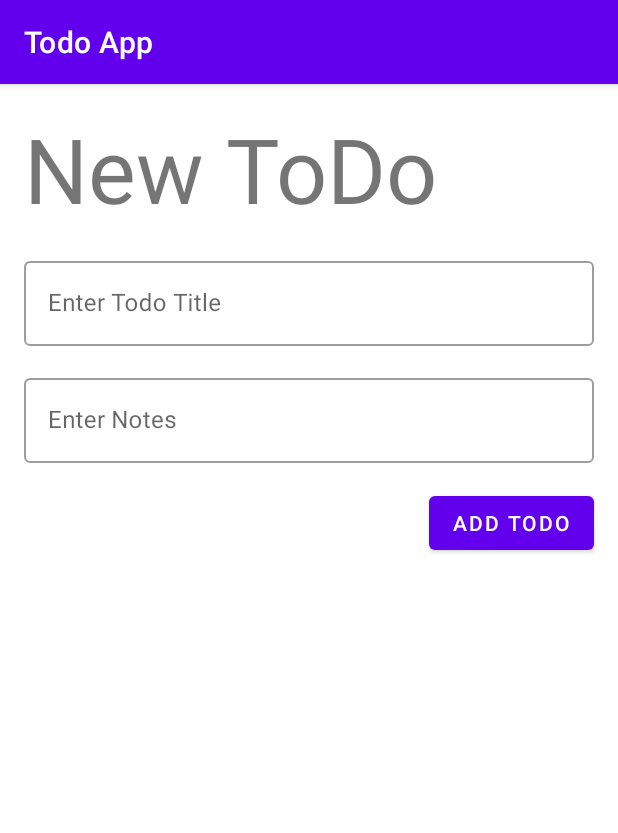
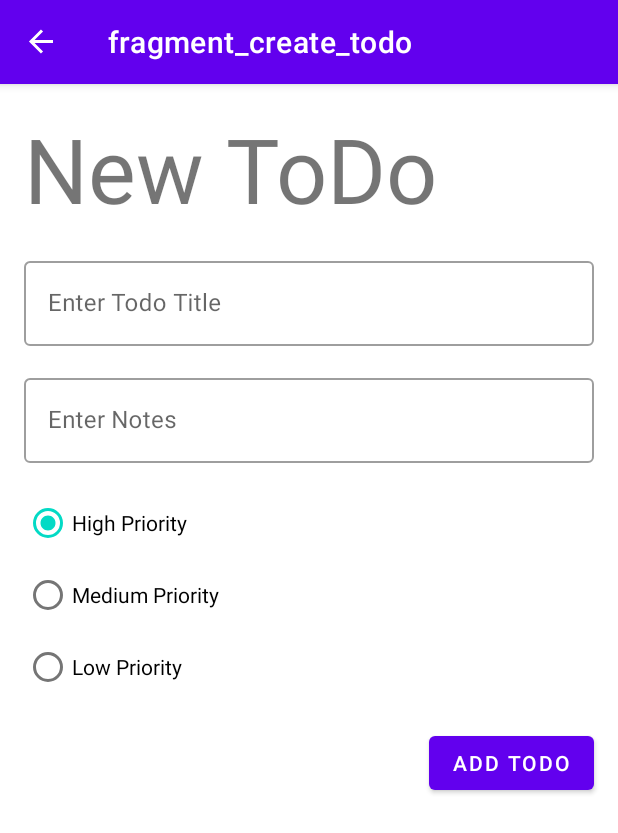
Before and after one commit to APAjaaa04/TodoApp, an Android app: the CreateTodoFragment screen opened through its navigation route, on a phone screen of 412 x 824 dp. Shown: the top 833 px of the screen. Run offline under Robolectric (Android 15) with nearby library versions, the phone set to English and light mode, and no system bars; our stand-ins replace Room's generated code, navigation-ui.

Commit message:
Week 9 Exercise

```diff
--- a/app/src/main/java/com/example/todoapp/model/Model.kt
+++ b/app/src/main/java/com/example/todoapp/model/Model.kt
@@ -9,7 +9,11 @@ data class Todo(
     @ColumnInfo(name="title")
     var title:String,
     @ColumnInfo(name="notes")
-    var notes:String
+    var notes:String,
+    @ColumnInfo(name="priority")
+    var priority:Int,
+    @ColumnInfo(name="is_done")
+    var is_done:Int
 ) {
     @PrimaryKey(autoGenerate = true)
     var uuid:Int =0
--- a/app/src/main/java/com/example/todoapp/model/TodoDao.kt
+++ b/app/src/main/java/com/example/todoapp/model/TodoDao.kt
@@ -11,7 +11,7 @@ interface TodoDao {
     @Insert(onConflict = OnConflictStrategy.REPLACE)
     fun insertAll(vararg todo:Todo)
 
-    @Query("SELECT * FROM todo")
+    @Query("SELECT * FROM todo WHERE is_done=0 ORDER BY priority DESC")
     fun selectAllTodo(): List<Todo>
 
     @Query("SELECT * FROM todo WHERE uuid= :id")
@@ -20,4 +20,9 @@ interface TodoDao {
     @Delete
     fun deleteTodo(todo:Todo)
 
+    @Query("UPDATE todo SET title=:title, notes=:notes, priority=:priority WHERE uuid = :id")
+    fun update(title:String, notes:String, priority:Int, id:Int)
+
+    @Query("UPDATE todo SET is_done=1 WHERE uuid = :id")
+    fun isDone(id:Int)
 }
--- a/app/src/main/java/com/example/todoapp/model/TodoDatabase.kt
+++ b/app/src/main/java/com/example/todoapp/model/TodoDatabase.kt
@@ -4,8 +4,11 @@ import android.content.Context
 import androidx.room.Database
 import androidx.room.Room
 import androidx.room.RoomDatabase
+import com.example.todoapp.util.DB_NAME
+import com.example.todoapp.util.MIGRATION_1_2
+import com.example.todoapp.util.MIGRATION_2_3
 
-@Database(entities = arrayOf(Todo::class), version =  1)
+@Database(entities = arrayOf(Todo::class), version =  3)
 abstract class TodoDatabase: RoomDatabase() {
     abstract fun todoDao(): TodoDao
 
@@ -17,7 +20,9 @@ abstract class TodoDatabase: RoomDatabase() {
             Room.databaseBuilder(
                 context.applicationContext,
                 TodoDatabase::class.java,
-                "newtododb").build()
+                DB_NAME)
+                .addMigrations(MIGRATION_1_2, MIGRATION_2_3)
+                .build()
         operator fun invoke(context:Context) {
             if(instance!=null) {
                 synchronized(LOCK) {
--- /dev/null
+++ b/app/src/main/java/com/example/todoapp/util/Util.kt
@@ -0,0 +1,28 @@
+package com.example.todoapp.util
+
+import android.content.Context
+import androidx.room.migration.Migration
+import androidx.sqlite.db.SupportSQLiteDatabase
+import com.example.todoapp.model.TodoDatabase
+
+val DB_NAME = "newtododb"
+
+fun buildDb(context: Context): TodoDatabase {
+    val db = TodoDatabase.buildDatabase(context)
+    return db
+}
+
+val MIGRATION_1_2 = object : Migration(1, 2) {
+    override fun migrate(database: SupportSQLiteDatabase) {
+        database.execSQL(
+            "ALTER TABLE todo ADD COLUMN priority INTEGER DEFAULT 3 not null")
+    }
+}
+
+val MIGRATION_2_3 = object : Migration(2, 3) {
+    override fun migrate(database: SupportSQLiteDatabase) {
+        database.execSQL(
+            "ALTER TABLE todo ADD COLUMN is_done INTEGER DEFAULT 0 not null")
+        //Menggunakan integer daripada menggunakan BOOLEAN karena sqlite tidak memiliki tipe data BOOLEAN
+    }
+}
--- a/app/src/main/java/com/example/todoapp/view/MainActivity.kt
+++ b/app/src/main/java/com/example/todoapp/view/MainActivity.kt
@@ -5,12 +5,22 @@ import androidx.activity.enableEdgeToEdge
 import androidx.appcompat.app.AppCompatActivity
 import androidx.core.view.ViewCompat
 import androidx.core.view.WindowInsetsCompat
+import androidx.navigation.NavController
+import androidx.navigation.fragment.NavHostFragment
+import androidx.navigation.ui.NavigationUI
 import com.example.todoapp.R
 
 class MainActivity : AppCompatActivity() {
+    private lateinit var navController: NavController
     override fun onCreate(savedInstanceState: Bundle?) {
         super.onCreate(savedInstanceState)
         setContentView(R.layout.activity_main)
+        navController = (supportFragmentManager.findFragmentById(R.id.fragmentHost) as NavHostFragment).navController
+        NavigationUI.setupActionBarWithNavController(this, navController)
 
     }
+    override fun onSupportNavigateUp(): Boolean {
+        return NavigationUI.navigateUp(navController,null)
+    }
+
 }
--- a/app/src/main/java/com/example/todoapp/view/TodoListFragment.kt
+++ b/app/src/main/java/com/example/todoapp/view/TodoListFragment.kt
@@ -15,7 +15,7 @@ import com.example.todoapp.viewmodel.ListTodoViewModel
 
 class TodoListFragment : Fragment() {
     private lateinit var viewModel: ListTodoViewModel
-    private val todoListAdapter  = TodoListAdapter(arrayListOf(),{ item -> viewModel.clearTask(item) })
+    private val todoListAdapter  = TodoListAdapter(arrayListOf(),{ item -> viewModel.isDone(item.uuid) })
     private lateinit var binding: FragmentTodoListBinding
 
     override fun onCreateView(
--- a/app/src/main/java/com/example/todoapp/viewmodel/ListTodoViewModel.kt
+++ b/app/src/main/java/com/example/todoapp/viewmodel/ListTodoViewModel.kt
@@ -5,6 +5,7 @@ import androidx.lifecycle.AndroidViewModel
 import androidx.lifecycle.MutableLiveData
 import com.example.todoapp.model.Todo
 import com.example.todoapp.model.TodoDatabase
+import com.example.todoapp.util.buildDb
 import kotlinx.coroutines.CoroutineScope
 import kotlinx.coroutines.Dispatchers
 import kotlinx.coroutines.Job
@@ -25,7 +26,7 @@ class ListTodoViewModel(application: Application)
         loadingLD.value = true
         todoLoadErrorLD.value = false
         launch {
-            val db = TodoDatabase.buildDatabase(
+            val db = buildDb(
                 getApplication()
             )
 
@@ -43,5 +44,12 @@ class ListTodoViewModel(application: Application)
             todoLD.postValue(db.todoDao().selectAllTodo())
         }
     }
+    fun isDone(uuid:Int) {
+        launch {
+            val db = buildDb(getApplication())
+            db.todoDao().isDone(uuid)
 
+            todoLD.postValue(db.todoDao().selectAllTodo())
+        }
+    }
 }
--- a/app/src/main/res/layout/fragment_create_todo.xml
+++ b/app/src/main/res/layout/fragment_create_todo.xml
@@ -11,7 +11,7 @@
         android:layout_height="match_parent">
 
         <TextView
-            android:id="@+id/textView"
+            android:id="@+id/txtJudulTodo"
             android:layout_width="wrap_content"
             android:layout_height="wrap_content"
             android:layout_marginStart="16dp"
@@ -31,7 +31,7 @@
             android:layout_marginEnd="16dp"
             app:layout_constraintEnd_toEndOf="parent"
             app:layout_constraintStart_toStartOf="parent"
-            app:layout_constraintTop_toBottomOf="@+id/textView">
+            app:layout_constraintTop_toBottomOf="@+id/txtJudulTodo">
 
             <com.google.android.material.textfield.TextInputEditText
                 android:id="@+id/txtTitle"
@@ -67,6 +67,40 @@
             android:layout_marginEnd="16dp"
             android:text="Add Todo"
             app:layout_constraintEnd_toEndOf="parent"
-            app:layout_constraintTop_toBottomOf="@+id/textInputLayout2" />
+            app:layout_constraintTop_toBottomOf="@+id/radioGroupPriority" />
+
+        <RadioGroup
+            android:id="@+id/radioGroupPriority"
+            android:layout_width="0dp"
+            android:layout_height="wrap_content"
+            android:layout_marginStart="16dp"
+            android:layout_marginTop="16dp"
+            android:layout_marginEnd="16dp"
+            app:layout_constraintEnd_toEndOf="parent"
+            app:layout_constraintStart_toStartOf="parent"
+            app:layout_constraintTop_toBottomOf="@+id/textInputLayout2" >
+
+            <RadioButton
+                android:id="@+id/radioHigh"
+                android:layout_width="match_parent"
+                android:layout_height="wrap_content"
+                android:checked="true"
+                android:tag="3"
+                android:text="High Priority" />
+
+            <RadioButton
+                android:id="@+id/radioMedium"
+                android:layout_width="match_parent"
+                android:layout_height="wrap_content"
+                android:tag="2"
+                android:text="Medium Priority" />
+
+            <RadioButton
+                android:id="@+id/radioLow"
+                android:layout_width="match_parent"
+                android:layout_height="wrap_content"
+                android:tag="1"
+                android:text="Low Priority" />
+        </RadioGroup>
     </androidx.constraintlayout.widget.ConstraintLayout>
 </FrameLayout>
--- a/app/src/main/res/navigation/navigation_main.xml
+++ b/app/src/main/res/navigation/navigation_main.xml
@@ -13,10 +13,21 @@
         <action
             android:id="@+id/action_todoListFragment_to_createTodoFragment"
             app:destination="@id/createTodoFragment" />
+        <action
+            android:id="@+id/action_todoListFragment_to_editTodoFragment"
+            app:destination="@id/editTodoFragment" />
     </fragment>
     <fragment
         android:id="@+id/createTodoFragment"
         android:name="com.example.todoapp.view.CreateTodoFragment"
         android:label="fragment_create_todo"
         tools:layout="@layout/fragment_create_todo" />
+    <fragment
+        android:id="@+id/editTodoFragment"
+        android:name="com.example.todoapp.view.EditTodoFragment"
+        android:label="EditTodoFragment" >
+        <argument
+            android:name="uuid"
+            app:argType="integer" />
+    </fragment>
 </navigation>
```
Also changed, not shown: app/src/main/java/com/example/todoapp/view/CreateTodoFragment.kt (+6 -1 lines), app/src/main/java/com/example/todoapp/view/EditTodoFragment.kt (added, +68 -0 lines), app/src/main/java/com/example/todoapp/view/TodoListAdapter.kt (+9 -1 lines), app/src/main/java/com/example/todoapp/viewmodel/DetailTodoViewModel.kt (+18 -1 lines), app/src/main/res/layout/todo_item_layout.xml (+3 -5 lines).
